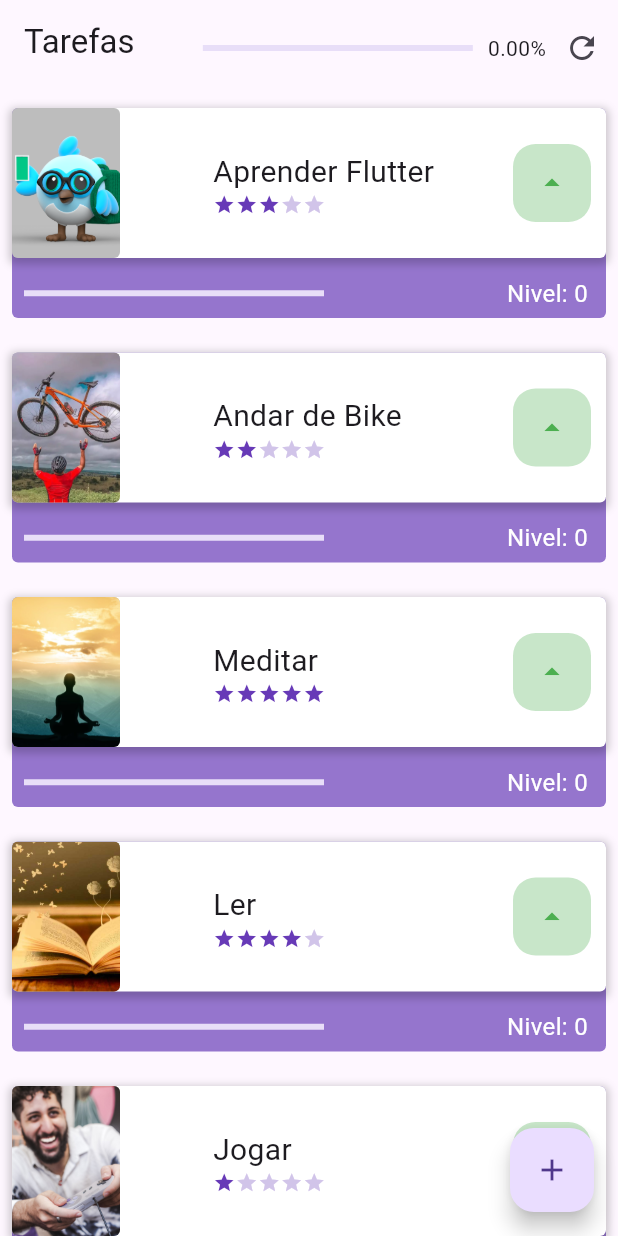
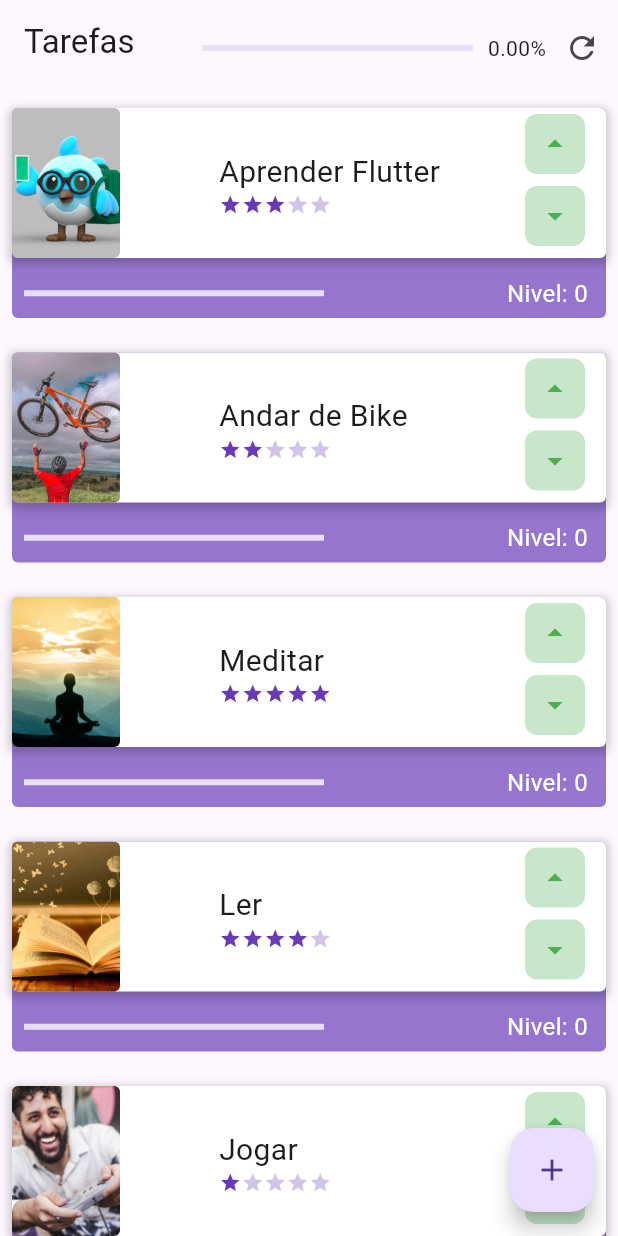
Before and after one commit to analubarreto/primeiro_projeto_flutter, a Flutter app: the screen it shows after launch, on a phone screen of 412 x 824 dp. Run offline on Flutter 3.47's test engine with Material 2 defaults, Android fonts, the phone set to English and light mode, and no system bars.

Commit message:
Added minus control to task

```diff
--- a/lib/Components/task.dart
+++ b/lib/Components/task.dart
@@ -1,4 +1,5 @@
 import 'package:flutter/material.dart';
+import 'package:primeiro_projeto/Components/task_controls.dart';
 import 'package:primeiro_projeto/components/difficulty.dart';
 import 'package:primeiro_projeto/data/task_inherited.dart';
 
@@ -83,30 +84,21 @@ class _TaskState extends State<Task> {
                                ),
                              ],
                            ),
-                           SizedBox(
-                             height: 52,
-                             width: 52,
-                             child: IconButton(
-                               onPressed: () {
+                          TaskControls(
+                            level: widget.level,
+                            difficulty: widget.difficulty,
+                            onLevelUp: () {
                               setState(() {
-                                   if (widget.level < widget.difficulty * 10) {
                                 widget.level += 1;
                                 TaskInherited.of(context).updateLevel(widget.level);
-                                   }
                               });
                             },
-                               icon: const Icon(Icons.arrow_drop_up),
-                               color: Colors.green,
-                               style: ButtonStyle(
-                                 backgroundColor:
-                                     MaterialStateProperty.all(Colors.green[100]),
-                                 shape: MaterialStateProperty.all(
-                                   RoundedRectangleBorder(
-                                     borderRadius: BorderRadius.circular(15),
-                                   ),
-                                 ),
-                               ),
-                             ),
+                            onLevelDown: () {
+                              setState(() {
+                                widget.level -= 1;
+                                TaskInherited.of(context).updateLevel(widget.level);
+                              });
+                            },
                           )
                          ],
                         ),
@@ -122,7 +114,7 @@ class _TaskState extends State<Task> {
                     child: SizedBox(
                       width: 200,
                       child: LinearProgressIndicator(
-                        color: Colors.greenAccent,
+                        color: Colors.deepPurple,
                         value: (widget.difficulty > 0)
                             ? (widget.level / widget.difficulty) / 10
                             : 1,
--- /dev/null
+++ b/lib/Components/task_controls.dart
@@ -0,0 +1,57 @@
+import 'package:flutter/material.dart';
+
+class TaskControls extends StatefulWidget {
+  final Function onLevelUp;
+  final Function onLevelDown;
+  final int level;
+  final int difficulty;
+
+  TaskControls({
+    super.key,
+    required this.onLevelUp,
+    required this.onLevelDown,
+    required this.level,
+    required this.difficulty
+  });
+
+  @override
+  State<TaskControls> createState() => _TaskControlsState();
+}
+
+class _TaskControlsState extends State<TaskControls> {
+  @override
+  Widget build(BuildContext context) {
+      return Column(
+        children: [
+           IconButton(
+             onPressed: () => widget.level < widget.difficulty * 10 ? widget.onLevelUp() : null,
+             icon: const Icon(Icons.arrow_drop_up),
+             color: Colors.green,
+             style: ButtonStyle(
+               backgroundColor:
+                   MaterialStateProperty.all(Colors.green[100]),
+               shape: MaterialStateProperty.all(
+                 RoundedRectangleBorder(
+                   borderRadius: BorderRadius.circular(8),
+                 ),
+               ),
+             ),
+           ),
+         IconButton(
+           onPressed: () => widget.level > 0 ? widget.onLevelDown() : null,
+           icon: const Icon(Icons.arrow_drop_down),
+           color: Colors.green,
+           style: ButtonStyle(
+             backgroundColor:
+                 MaterialStateProperty.all(Colors.green[100]),
+             shape: MaterialStateProperty.all(
+               RoundedRectangleBorder(
+                 borderRadius: BorderRadius.circular(8),
+               ),
+             ),
+           ),
+         ),
+        ],
+      );
+  }
+}
```
Lines whose indentation alone changed are shown as unchanged.
